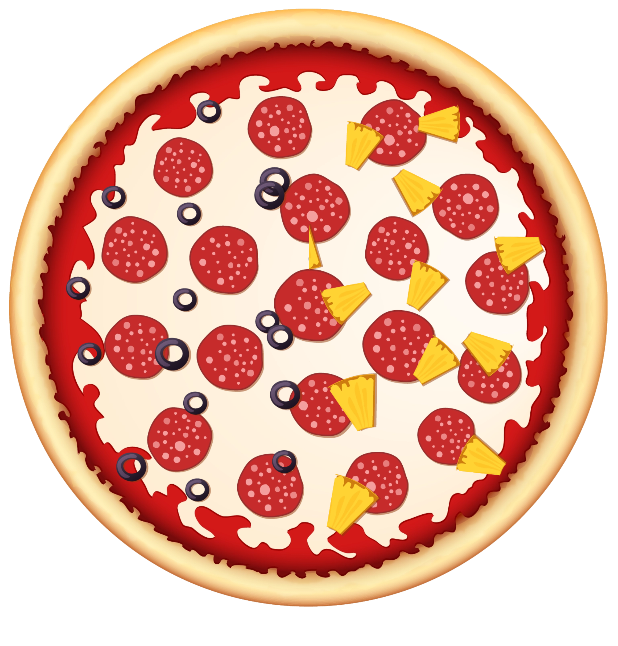
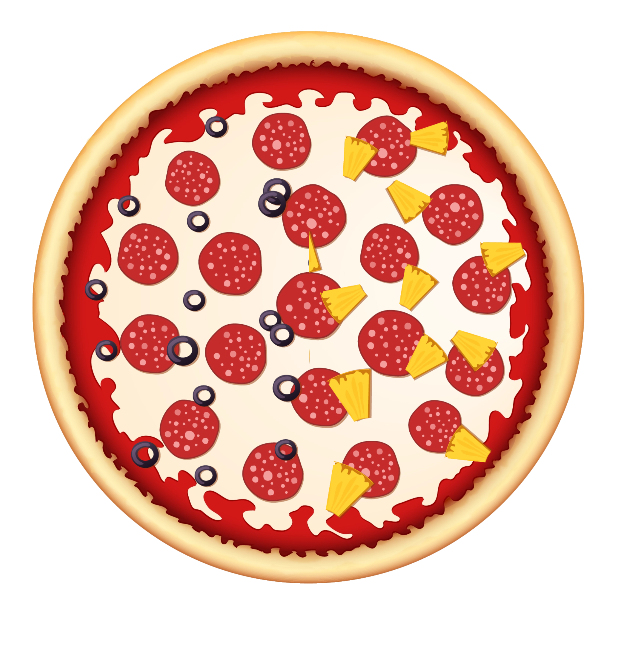
Before and after one commit to yashwanthgajji/BNR-AD-CodaPizza, an Android app built with Jetpack Compose: the @Preview function PizzaHeroImagePreview, on a phone screen of 412 x 824 dp. Shown: the top 646 px of the screen. Run offline under Robolectric (Android 15) with nearby library versions, the phone set to English and light mode, and no system bars.

Commit message:
pizza preview on screen

```diff
--- a/app/src/main/java/com/yash/android/bnr/codapizza/ui/PizzaBuilderScreen.kt
+++ b/app/src/main/java/com/yash/android/bnr/codapizza/ui/PizzaBuilderScreen.kt
@@ -34,6 +34,7 @@ fun PizzaBuilderScreen(
     Column(
         modifier = modifier
     ) {
+        PizzaHeroImage(pizza = pizza, modifier = Modifier)
         PizzaSizeDropdownMenu(
             pizza = pizza,
             expanded = dropdownExpanded,
--- a/app/src/main/java/com/yash/android/bnr/codapizza/ui/PizzaHeroImage.kt
+++ b/app/src/main/java/com/yash/android/bnr/codapizza/ui/PizzaHeroImage.kt
@@ -5,6 +5,7 @@ import androidx.compose.foundation.focusable
 import androidx.compose.foundation.layout.Box
 import androidx.compose.foundation.layout.aspectRatio
 import androidx.compose.foundation.layout.fillMaxSize
+import androidx.compose.foundation.layout.padding
 import androidx.compose.runtime.Composable
 import androidx.compose.ui.Alignment
 import androidx.compose.ui.Modifier
@@ -12,6 +13,7 @@ import androidx.compose.ui.layout.ContentScale
 import androidx.compose.ui.res.painterResource
 import androidx.compose.ui.res.stringResource
 import androidx.compose.ui.tooling.preview.Preview
+import androidx.compose.ui.unit.dp
 import com.yash.android.bnr.codapizza.R
 import com.yash.android.bnr.codapizza.model.Pizza
 import com.yash.android.bnr.codapizza.model.PizzaSize
@@ -23,7 +25,7 @@ import com.yash.android.bnr.codapizza.model.ToppingPlacement
 fun PizzaHeroImagePreview() {
     PizzaHeroImage(
         pizza = Pizza(
-            size = PizzaSize.Medium,
+            size = PizzaSize.ExtraLarge,
             toppings = mapOf(
                 Topping.Pepperoni to ToppingPlacement.All,
                 Topping.Olive to ToppingPlacement.Left,
@@ -38,7 +40,16 @@ fun PizzaHeroImage(
     pizza: Pizza,
     modifier: Modifier = Modifier
 ) {
-    Box(modifier = modifier.aspectRatio(1f)) {
+    Box(
+        modifier = modifier
+            .padding(when(pizza.size) {
+                PizzaSize.ExtraLarge -> 16.dp
+                PizzaSize.Large -> 32.dp
+                PizzaSize.Medium -> 48.dp
+                PizzaSize.Small -> 64.dp
+            })
+            .aspectRatio(1f)
+    ) {
         Image(
             painter = painterResource(id = R.drawable.pizza_crust),
             contentDescription = stringResource(id = R.string.pizza_preview),
```
